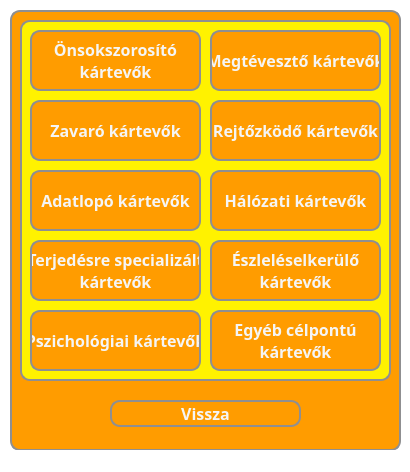
Before: the Qt Designer form src/main/resources/ui/yellow/yellowChooseLearning.ui in pkristof1999/Szakdolgozat, drawn with Qt 5.
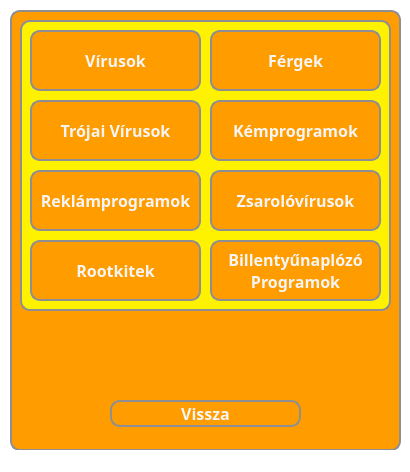
After: the same form once the commit is applied.

Diff of the .ui file:
```diff
--- a/src/main/resources/ui/yellow/yellowChooseLearning.ui
+++ b/src/main/resources/ui/yellow/yellowChooseLearning.ui
@@ -75,7 +75,7 @@
        <x>10</x>
        <y>10</y>
        <width>371</width>
-       <height>361</height>
+       <height>291</height>
       </rect>
      </property>
      <property name="styleSheet">
@@ -116,8 +116,7 @@
 }</string>
       </property>
       <property name="text">
-       <string>Önsokszorosító
-kártevők</string>
+       <string>Vírusok</string>
       </property>
      </widget>
      <widget class="QPushButton" name="deceptive">
@@ -148,7 +147,7 @@
 }</string>
       </property>
       <property name="text">
-       <string>Megtévesztő kártevők</string>
+       <string>Férgek</string>
       </property>
      </widget>
      <widget class="QPushButton" name="concealing">
@@ -179,7 +178,7 @@
 }</string>
       </property>
       <property name="text">
-       <string>Rejtőzködő kártevők</string>
+       <string>Kémprogramok</string>
       </property>
      </widget>
      <widget class="QPushButton" name="nuisance">
@@ -210,7 +209,7 @@
 }</string>
       </property>
       <property name="text">
-       <string>Zavaró kártevők</string>
+       <string>Trójai Vírusok</string>
       </property>
      </widget>
      <widget class="QPushButton" name="informationTheft">
@@ -241,7 +240,7 @@
 }</string>
       </property>
       <property name="text">
-       <string>Adatlopó kártevők</string>
+       <string>Reklámprogramok</string>
       </property>
      </widget>
      <widget class="QPushButton" name="networkBased">
@@ -272,7 +271,7 @@
 }</string>
       </property>
       <property name="text">
-       <string>Hálózati kártevők</string>
+       <string>Zsarolóvírusok</string>
       </property>
      </widget>
      <widget class="QPushButton" name="evading">
@@ -303,8 +302,8 @@
 }</string>
       </property>
       <property name="text">
-       <string>Észleléselkerülő
-kártevők</string>
+       <string>Billentyűnaplózó
+Programok</string>
       </property>
      </widget>
      <widget class="QPushButton" name="deliveryMechanism">
@@ -335,71 +334,7 @@
 }</string>
       </property>
       <property name="text">
-       <string>Terjedésre specializált
-kártevők</string>
-      </property>
-     </widget>
-     <widget class="QPushButton" name="psychologicalBased">
-      <property name="geometry">
-       <rect>
-        <x>10</x>
-        <y>290</y>
-        <width>171</width>
-        <height>61</height>
-       </rect>
-      </property>
-      <property name="font">
-       <font>
-        <family>Corbel</family>
-        <pointsize>-1</pointsize>
-        <bold>true</bold>
-       </font>
-      </property>
-      <property name="styleSheet">
-       <string notr="true">* {
-	background-color: #FF9C00;
-	color: whitesmoke;
-}
-
-*:hover {
-	background-color: #FFF200;
-	color: #8f8f91;
-}</string>
-      </property>
-      <property name="text">
-       <string>Pszichológiai kártevők</string>
-      </property>
-     </widget>
-     <widget class="QPushButton" name="otherTargeted">
-      <property name="geometry">
-       <rect>
-        <x>190</x>
-        <y>290</y>
-        <width>171</width>
-        <height>61</height>
-       </rect>
-      </property>
-      <property name="font">
-       <font>
-        <family>Corbel</family>
-        <pointsize>-1</pointsize>
-        <bold>true</bold>
-       </font>
-      </property>
-      <property name="styleSheet">
-       <string notr="true">* {
-	background-color: #FF9C00;
-	color: whitesmoke;
-}
-
-*:hover {
-	background-color: #FFF200;
-	color: #8f8f91;
-}</string>
-      </property>
-      <property name="text">
-       <string>Egyéb célpontú
-kártevők</string>
+       <string>Rootkitek</string>
       </property>
      </widget>
     </widget>
```
Left out of the diff: 16 changed lines with no effect on the pictures.
